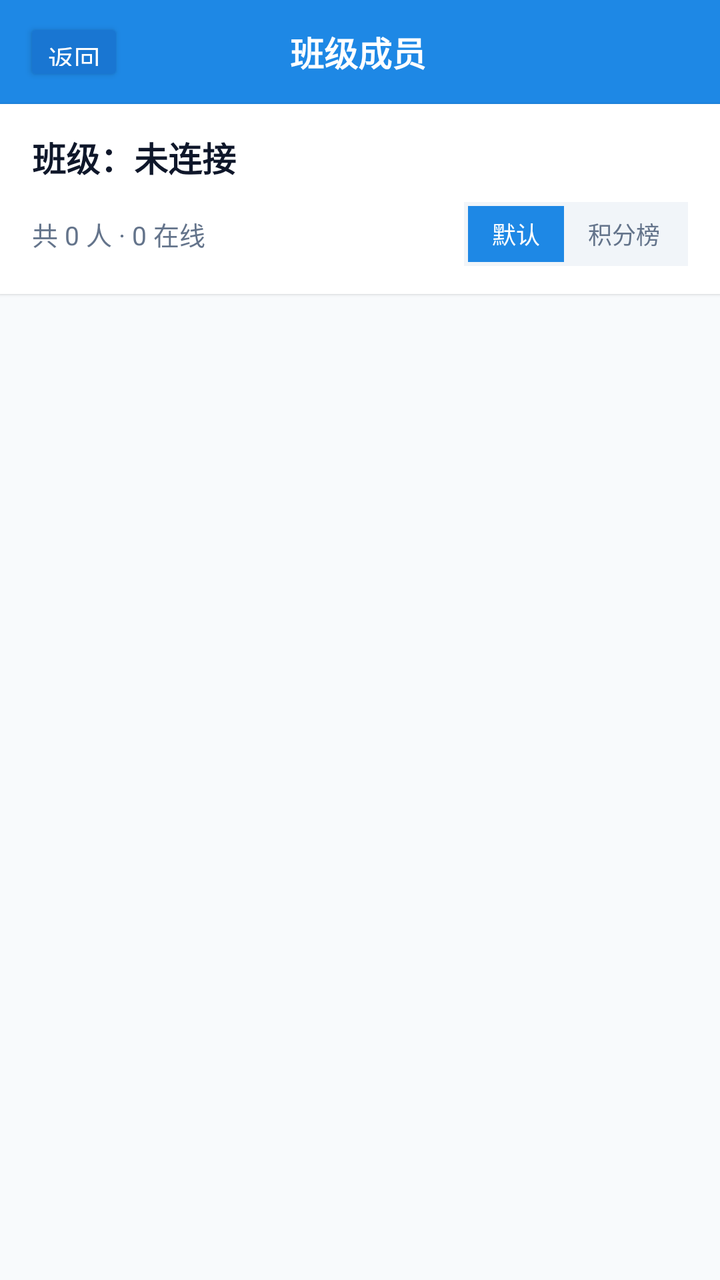
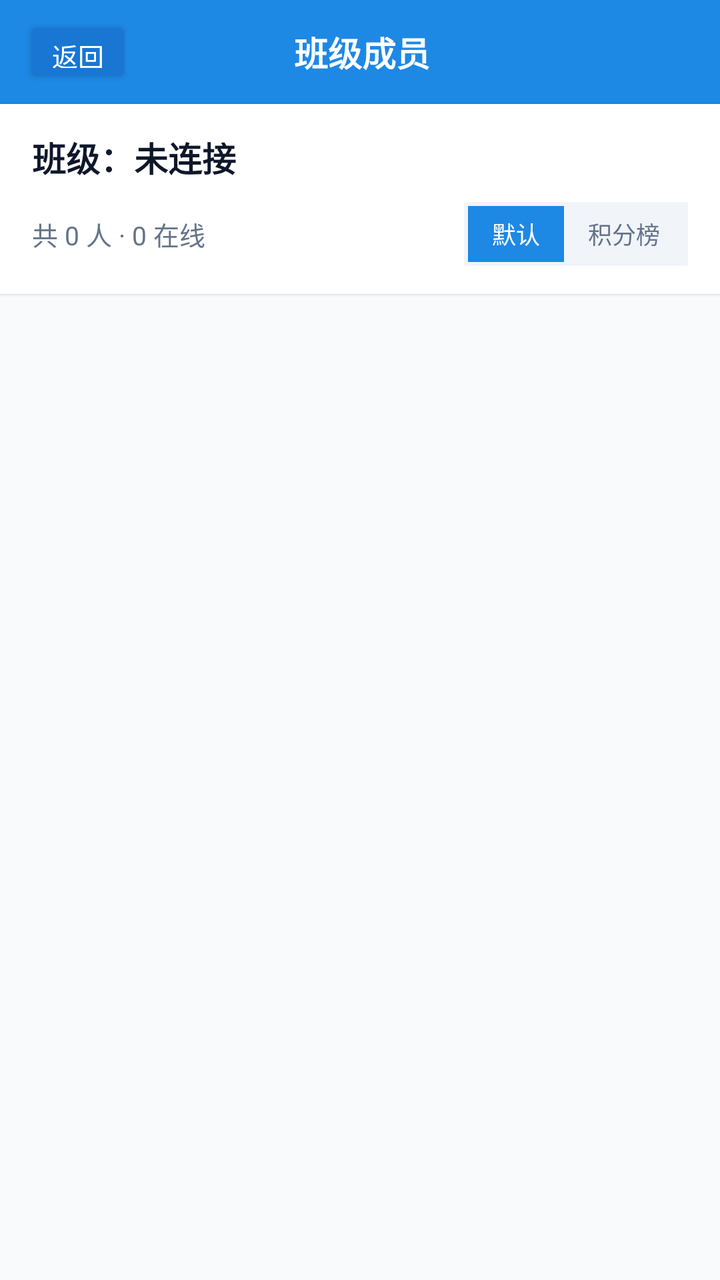

An Android layout rendered at two revisions. The XML below is the earlier revision; the diff shows what the commit changed to produce the second picture.
<!-- AndroidManifest.xml: application theme Theme.CampusChat -->
<!-- res/layout/activity_roster.xml -->
<?xml version="1.0" encoding="utf-8"?>
<LinearLayout
    xmlns:android="http://schemas.android.com/apk/res/android"
    xmlns:tools="http://schemas.android.com/tools"
    android:id="@+id/rosterRootLayout"
    android:layout_width="match_parent"
    android:layout_height="match_parent"
    android:background="#F8FAFC"
    android:orientation="vertical">

    
    <LinearLayout
        android:layout_width="match_parent"
        android:layout_height="52dp"
        android:background="#1E88E5"
        android:gravity="center_vertical"
        android:orientation="horizontal"
        android:paddingStart="12dp"
        android:paddingEnd="16dp">

        <Button
            android:id="@+id/btnBack"
            android:layout_width="wrap_content"
            android:layout_height="34dp"
            android:minWidth="48dp"
            android:minHeight="48dp"
            android:backgroundTint="#1976D2"
            android:paddingStart="12dp"
            android:paddingEnd="12dp"
            android:text="返回"
            android:textColor="#FFFFFF"
            android:textSize="13sp"
            tools:ignore="HardcodedText,TouchTargetSizeCheck" />

        <TextView
            android:layout_width="0dp"
            android:layout_height="wrap_content"
            android:layout_weight="1"
            android:gravity="center"
            android:text="班级成员"
            android:textColor="#FFFFFF"
            android:textSize="17sp"
            android:textStyle="bold"
            tools:ignore="HardcodedText" />

        <View
            android:layout_width="48dp"
            android:layout_height="1dp" />
    </LinearLayout>

    
    <LinearLayout
        android:layout_width="match_parent"
        android:layout_height="wrap_content"
        android:background="#FFFFFF"
        android:elevation="1dp"
        android:orientation="vertical"
        android:paddingStart="16dp"
        android:paddingTop="14dp"
        android:paddingEnd="16dp"
        android:paddingBottom="14dp">

        
        <LinearLayout
            android:layout_width="match_parent"
            android:layout_height="wrap_content"
            android:gravity="center_vertical"
            android:orientation="horizontal">

            <TextView
                android:id="@+id/tvClassroomName"
                android:layout_width="0dp"
                android:layout_height="wrap_content"
                android:layout_weight="1"
                android:ellipsize="end"
                android:maxLines="1"
                android:text="班级：未连接"
                android:textColor="#0F172A"
                android:textSize="17sp"
                android:textStyle="bold"
                tools:ignore="HardcodedText" />

            <Button
                android:id="@+id/btnEditClassName"
                android:layout_width="wrap_content"
                android:layout_height="32dp"
                android:minWidth="48dp"
                android:minHeight="48dp"
                android:backgroundTint="#1E88E5"
                android:paddingStart="10dp"
                android:paddingEnd="10dp"
                android:text="修改名称"
                android:textColor="#FFFFFF"
                android:textSize="12sp"
                android:visibility="gone"
                tools:ignore="HardcodedText,TouchTargetSizeCheck" />
        </LinearLayout>

        
        <LinearLayout
            android:layout_width="match_parent"
            android:layout_height="wrap_content"
            android:layout_marginTop="10dp"
            android:gravity="center_vertical"
            android:orientation="horizontal">

            <TextView
                android:id="@+id/tvRosterSummary"
                android:layout_width="0dp"
                android:layout_height="wrap_content"
                android:layout_weight="1"
                android:text="共 0 人 · 0 在线"
                android:textColor="#64748B"
                android:textSize="13sp"
                tools:ignore="HardcodedText" />

            
            <LinearLayout
                android:layout_width="wrap_content"
                android:layout_height="wrap_content"
                android:background="#F1F5F9"
                android:gravity="center_vertical"
                android:orientation="horizontal"
                android:padding="2dp">

                <TextView
                    android:id="@+id/btnSortDefault"
                    android:layout_width="wrap_content"
                    android:layout_height="28dp"
                    android:background="#1E88E5"
                    android:clickable="true"
                    android:focusable="true"
                    android:gravity="center"
                    android:paddingStart="12dp"
                    android:paddingEnd="12dp"
                    android:text="默认"
                    android:textColor="#FFFFFF"
                    android:textSize="12sp"
                    tools:ignore="HardcodedText" />

                <TextView
                    android:id="@+id/btnSortScore"
                    android:layout_width="wrap_content"
                    android:layout_height="28dp"
                    android:background="@android:color/transparent"
                    android:clickable="true"
                    android:focusable="true"
                    android:gravity="center"
                    android:paddingStart="12dp"
                    android:paddingEnd="12dp"
                    android:text="积分榜"
                    android:textColor="#64748B"
                    android:textSize="12sp"
                    tools:ignore="HardcodedText" />
            </LinearLayout>
        </LinearLayout>
    </LinearLayout>

    
    <ListView
        android:id="@+id/lvRosterMembers"
        android:layout_width="match_parent"
        android:layout_height="match_parent"
        android:divider="#F1F5F9"
        android:dividerHeight="1dp"
        android:listSelector="@android:color/transparent" />

</LinearLayout>
<!-- resources referenced by this layout -->
<resources>
  <style name="Theme.CampusChat" parent="Theme.AppCompat.Light.NoActionBar">
          
          <item name="colorPrimary">@color/brand_primary</item>
          <item name="colorPrimaryDark">@color/brand_primary_dark</item>
          <item name="colorAccent">@color/brand_accent</item>
  
          
          <item name="android:windowBackground">@color/app_background</item>
  
          
          <item name="android:statusBarColor">@color/brand_primary_dark</item>
      </style>
  <color name="brand_primary">#1E88E5</color>
  <color name="brand_primary_dark">#1565C0</color>
  <color name="brand_accent">#00ACC1</color>
  <color name="app_background">#F4F6F9</color>
</resources>

<!-- the commit's change to res/layout/activity_roster.xml (unified diff, before → after) -->
@@ -21,12 +21,12 @@
         <Button
             android:id="@+id/btnBack"
             android:layout_width="wrap_content"
-            android:layout_height="34dp"
+            android:layout_height="36dp"
             android:minWidth="48dp"
             android:minHeight="48dp"
             android:backgroundTint="#1976D2"
-            android:paddingStart="12dp"
-            android:paddingEnd="12dp"
+            android:paddingStart="14dp"
+            android:paddingEnd="14dp"
             android:text="返回"
             android:textColor="#FFFFFF"
             android:textSize="13sp"
@@ -83,15 +83,15 @@
             <Button
                 android:id="@+id/btnEditClassName"
                 android:layout_width="wrap_content"
-                android:layout_height="32dp"
+                android:layout_height="36dp"
                 android:minWidth="48dp"
                 android:minHeight="48dp"
                 android:backgroundTint="#1E88E5"
-                android:paddingStart="10dp"
-                android:paddingEnd="10dp"
-                android:text="修改名称"
+                android:paddingStart="14dp"
+                android:paddingEnd="14dp"
+                android:text="修改班级"
                 android:textColor="#FFFFFF"
-                android:textSize="12sp"
+                android:textSize="13sp"
                 android:visibility="gone"
                 tools:ignore="HardcodedText,TouchTargetSizeCheck" />
         </LinearLayout>
<!-- resource entries referenced after the edit -->
@@ -10,11 +10,15 @@
           <item name="android:windowBackground">@color/app_background</item>
   
           
-          <item name="android:statusBarColor">@color/brand_primary_dark</item>
+          <item name="android:statusBarColor">@color/white</item>
+  
+          
+          <item name="android:windowLightStatusBar">true</item>
       </style>
   <color name="brand_primary">#1E88E5</color>
   <color name="brand_primary_dark">#1565C0</color>
   <color name="brand_accent">#00ACC1</color>
   <color name="app_background">#F4F6F9</color>
+  <color name="white">#FFFFFFFF</color>
 </resources>
 
